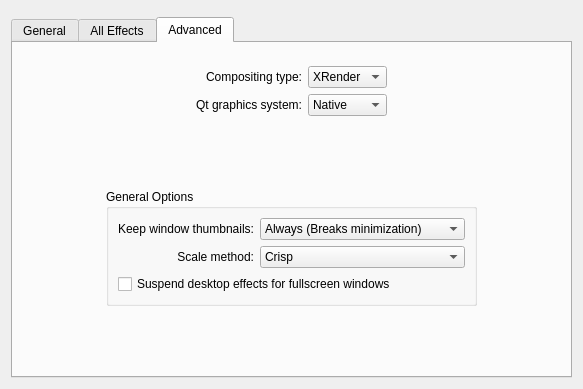
The window that kwin/kcmkwin/kwincompositing/main.ui (fluxer/kde-workspace) describes before a commit, drawn with Qt 5.
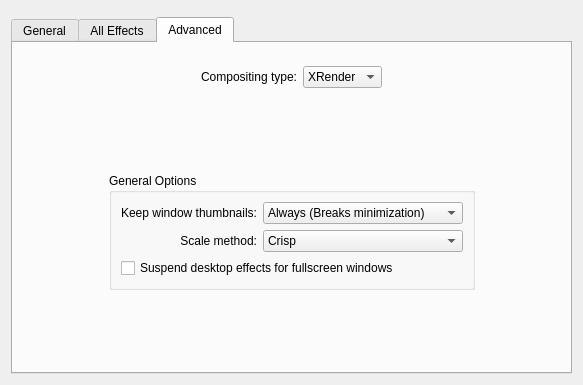
The same window after the commit. The open tabs and pages were chosen to show the change. Custom widgets are drawn as their Qt base class.

What changed in the file:
```diff
--- a/kwin/kcmkwin/kwincompositing/main.ui
+++ b/kwin/kcmkwin/kwincompositing/main.ui
@@ -7,7 +7,7 @@
     <x>0</x>
     <y>0</y>
     <width>583</width>
-    <height>389</height>
+    <height>367</height>
    </rect>
   </property>
   <layout class="QVBoxLayout" name="verticalLayout_4">
@@ -652,39 +652,6 @@
            </item>
           </widget>
          </item>
-         <item row="1" column="0">
-          <widget class="QLabel" name="label_3">
-           <property name="text">
-            <string>Qt graphics system:</string>
-           </property>
-           <property name="alignment">
-            <set>Qt::AlignRight|Qt::AlignTrailing|Qt::AlignVCenter</set>
-           </property>
-          </widget>
-         </item>
-         <item row="1" column="1">
-          <widget class="QComboBox" name="graphicsSystem">
-           <property name="toolTip">
-            <string>&lt;!DOCTYPE HTML PUBLIC &quot;-//W3C//DTD HTML 4.0//EN&quot; &quot;http://www.w3.org/TR/REC-html40/strict.dtd&quot;&gt;
-&lt;html&gt;&lt;head&gt;&lt;meta name=&quot;qrichtext&quot; content=&quot;1&quot; /&gt;&lt;style type=&quot;text/css&quot;&gt;
-p, li { white-space: pre-wrap; }
-&lt;/style&gt;&lt;/head&gt;&lt;body style=&quot; font-family:'Sans Serif'; font-size:9pt; font-weight:400; font-style:normal;&quot;&gt;
-&lt;p style=&quot; margin-top:0px; margin-bottom:0px; margin-left:0px; margin-right:0px; -qt-block-indent:0; text-indent:0px;&quot;&gt;&lt;span style=&quot; font-family:'Segoe'; font-size:8pt;&quot;&gt;It is &lt;/span&gt;&lt;span style=&quot; font-family:'Segoe'; font-size:8pt; font-weight:600;&quot;&gt;strongly recommended&lt;/span&gt;&lt;span style=&quot; font-family:'Segoe'; font-size:8pt;&quot;&gt; to use the &lt;/span&gt;&lt;span style=&quot; font-family:'Segoe'; font-size:8pt; font-weight:600;&quot;&gt;native&lt;/span&gt;&lt;span style=&quot; font-family:'Segoe'; font-size:8pt;&quot;&gt; system when using the &lt;/span&gt;&lt;span style=&quot; font-family:'Segoe'; font-size:8pt; font-weight:600;&quot;&gt;XRender&lt;/span&gt;&lt;span style=&quot; font-family:'Segoe'; font-size:8pt;&quot;&gt; backend.&lt;/span&gt;&lt;/p&gt;
-&lt;p style=&quot;-qt-paragraph-type:empty; margin-top:0px; margin-bottom:0px; margin-left:0px; margin-right:0px; -qt-block-indent:0; text-indent:0px; font-family:'Segoe'; font-size:8pt;&quot;&gt;&lt;br /&gt;&lt;/p&gt;
-&lt;p style=&quot; margin-top:0px; margin-bottom:0px; margin-left:0px; margin-right:0px; -qt-block-indent:0; text-indent:0px;&quot;&gt;&lt;span style=&quot; font-family:'Segoe'; font-size:8pt;&quot;&gt;On the other hand, many decorations perform better with the &lt;/span&gt;&lt;span style=&quot; font-family:'Segoe'; font-size:8pt; font-weight:600;&quot;&gt;raster&lt;/span&gt;&lt;span style=&quot; font-family:'Segoe'; font-size:8pt;&quot;&gt; system (though some don't - also the impact here can be anything between &amp;quot;slight&amp;quot; and &amp;quot;incredible&amp;quot; depending on the GPU and driver)&lt;/span&gt;&lt;/p&gt;&lt;/body&gt;&lt;/html&gt;</string>
-           </property>
-           <item>
-            <property name="text">
-             <string>Native</string>
-            </property>
-           </item>
-           <item>
-            <property name="text">
-             <string>Raster</string>
-            </property>
-           </item>
-          </widget>
-         </item>
         </layout>
        </item>
        <item row="1" column="1">
```
Left out of the diff: 1 changed line with no effect on the pictures.
